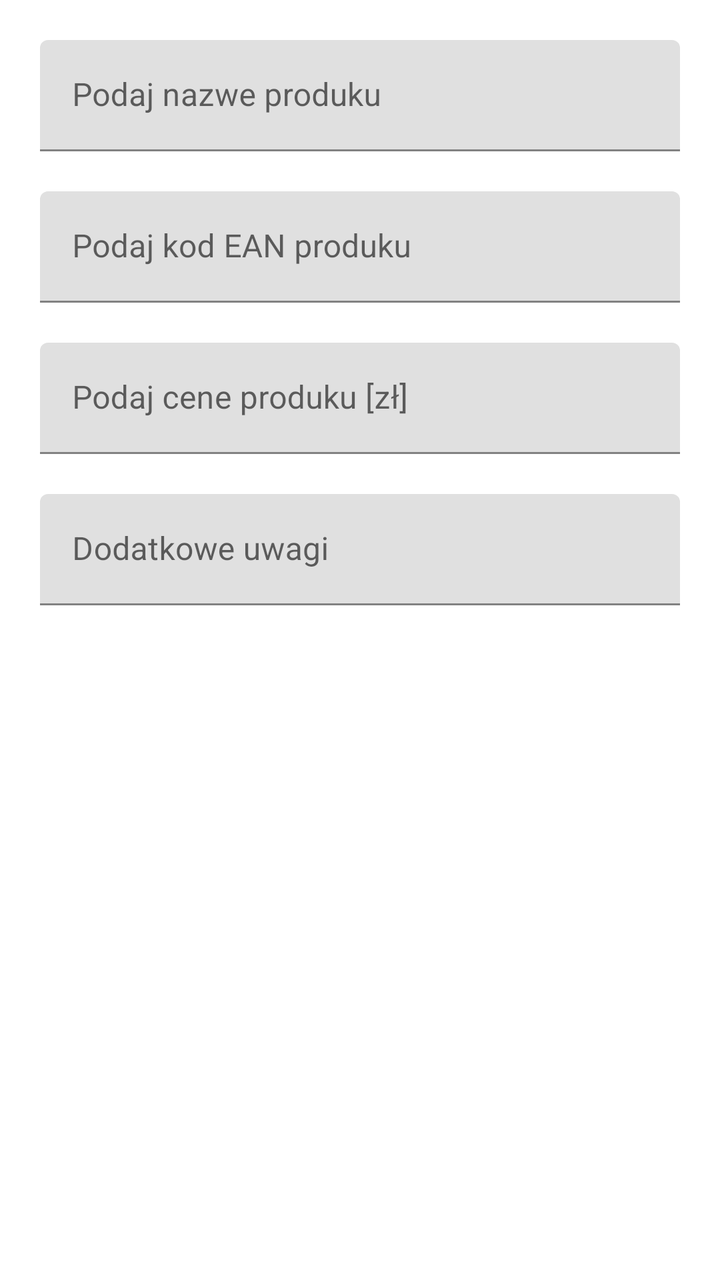
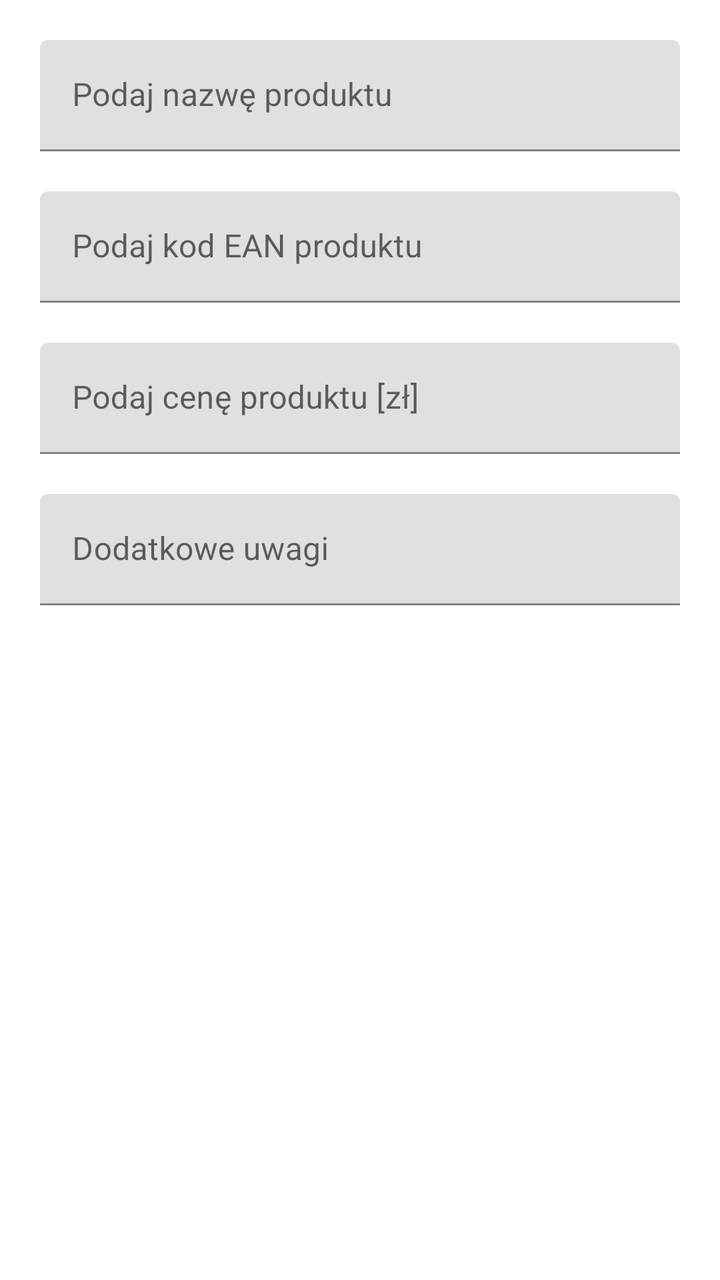

Compare the two renders of this Android layout. The source of the first and the diff that turns it into the second are given below.
<!-- AndroidManifest.xml: application theme Theme.EAN_code_scanner -->
<!-- res/layout/add_product.xml -->
<?xml version="1.0" encoding="utf-8"?>
<LinearLayout xmlns:android="http://schemas.android.com/apk/res/android"
    android:layout_width="match_parent"
    android:layout_height="wrap_content"
    android:padding="20dp"
    android:orientation="vertical">

    <com.google.android.material.textfield.TextInputLayout
        android:layout_width="match_parent"
        android:layout_height="wrap_content">

        <EditText
            android:id="@+id/nameInp"
            android:layout_width="match_parent"
            android:layout_height="wrap_content"
            android:hint="Podaj nazwe produku"
            android:imeOptions="actionDone" />

    </com.google.android.material.textfield.TextInputLayout>

    <com.google.android.material.textfield.TextInputLayout
        android:layout_width="match_parent"
        android:layout_height="wrap_content"
        android:layout_marginTop="20dp">

        <EditText
            android:id="@+id/eanInp"
            android:layout_width="match_parent"
            android:layout_height="wrap_content"
            android:hint="Podaj kod EAN produku"
            android:imeOptions="actionDone" />

    </com.google.android.material.textfield.TextInputLayout>

    <com.google.android.material.textfield.TextInputLayout
        android:layout_width="match_parent"
        android:layout_height="wrap_content"
        android:layout_marginTop="20dp">

        <EditText
            android:id="@+id/priceInp"
            android:layout_width="match_parent"
            android:layout_height="wrap_content"
            android:hint="Podaj cene produku [zł]"
            android:imeOptions="actionDone" />

    </com.google.android.material.textfield.TextInputLayout>

    <com.google.android.material.textfield.TextInputLayout
        android:layout_width="match_parent"
        android:layout_height="wrap_content"
        android:layout_marginTop="20dp">

        <EditText
            android:id="@+id/additionalCommentsInp"
            android:layout_width="match_parent"
            android:layout_height="wrap_content"
            android:hint="Dodatkowe uwagi"
            android:imeOptions="actionDone" />

    </com.google.android.material.textfield.TextInputLayout>
</LinearLayout>
<!-- resources referenced by this layout -->
<resources>
  <style name="Theme.EAN_code_scanner" parent="Theme.MaterialComponents.DayNight.DarkActionBar">
          
          <item name="colorPrimary">@color/purple_500</item>
          <item name="colorPrimaryVariant">@color/purple_700</item>
          <item name="colorOnPrimary">@color/white</item>
          
          <item name="colorSecondary">@color/teal_200</item>
          <item name="colorSecondaryVariant">@color/teal_700</item>
          <item name="colorOnSecondary">@color/black</item>
          
          <item name="android:statusBarColor" tools:targetApi="l">?attr/colorPrimaryVariant</item>
          
      </style>
  <color name="purple_500">#FF6200EE</color>
  <color name="purple_700">#FF3700B3</color>
  <color name="white">#FFFFFFFF</color>
  <color name="teal_200">#FF03DAC5</color>
  <color name="teal_700">#FF018786</color>
  <color name="black">#FF000000</color>
</resources>

<!-- the commit's change to res/layout/add_product.xml (unified diff, before → after) -->
@@ -9,12 +9,13 @@
         android:layout_width="match_parent"
         android:layout_height="wrap_content">
 
-        <EditText
+        <com.google.android.material.textfield.TextInputEditText
             android:id="@+id/nameInp"
             android:layout_width="match_parent"
             android:layout_height="wrap_content"
-            android:hint="Podaj nazwe produku"
-            android:imeOptions="actionDone" />
+            android:hint="Podaj nazwę produktu"
+            android:inputType="text"
+            android:imeOptions="actionNext" />
 
     </com.google.android.material.textfield.TextInputLayout>
 
@@ -23,12 +24,13 @@
         android:layout_height="wrap_content"
         android:layout_marginTop="20dp">
 
-        <EditText
+        <com.google.android.material.textfield.TextInputEditText
             android:id="@+id/eanInp"
             android:layout_width="match_parent"
             android:layout_height="wrap_content"
-            android:hint="Podaj kod EAN produku"
-            android:imeOptions="actionDone" />
+            android:hint="Podaj kod EAN produktu"
+            android:inputType="number"
+            android:imeOptions="actionNext" />
 
     </com.google.android.material.textfield.TextInputLayout>
 
@@ -37,12 +39,13 @@
         android:layout_height="wrap_content"
         android:layout_marginTop="20dp">
 
-        <EditText
+        <com.google.android.material.textfield.TextInputEditText
             android:id="@+id/priceInp"
             android:layout_width="match_parent"
             android:layout_height="wrap_content"
-            android:hint="Podaj cene produku [zł]"
-            android:imeOptions="actionDone" />
+            android:hint="Podaj cenę produktu [zł]"
+            android:inputType="numberDecimal"
+            android:imeOptions="actionNext" />
 
     </com.google.android.material.textfield.TextInputLayout>
 
@@ -51,11 +54,12 @@
         android:layout_height="wrap_content"
         android:layout_marginTop="20dp">
 
-        <EditText
+        <com.google.android.material.textfield.TextInputEditText
             android:id="@+id/additionalCommentsInp"
             android:layout_width="match_parent"
             android:layout_height="wrap_content"
             android:hint="Dodatkowe uwagi"
+            android:inputType="textMultiLine"
             android:imeOptions="actionDone" />
 
     </com.google.android.material.textfield.TextInputLayout>
<!-- resource entries referenced after the edit -->
@@ -10,7 +10,7 @@
           <item name="colorSecondaryVariant">@color/teal_700</item>
           <item name="colorOnSecondary">@color/black</item>
           
-          <item name="android:statusBarColor" tools:targetApi="l">?attr/colorPrimaryVariant</item>
+          <item name="android:statusBarColor">?attr/colorPrimaryVariant</item>
           
       </style>
   <color name="purple_500">#FF6200EE</color>
